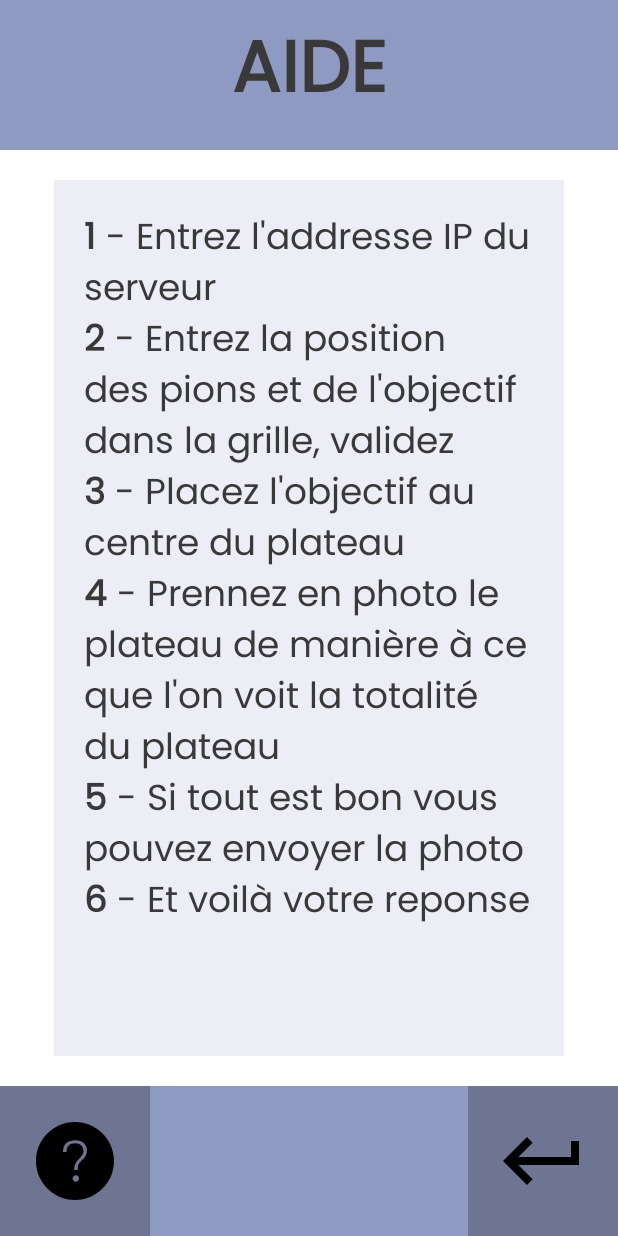
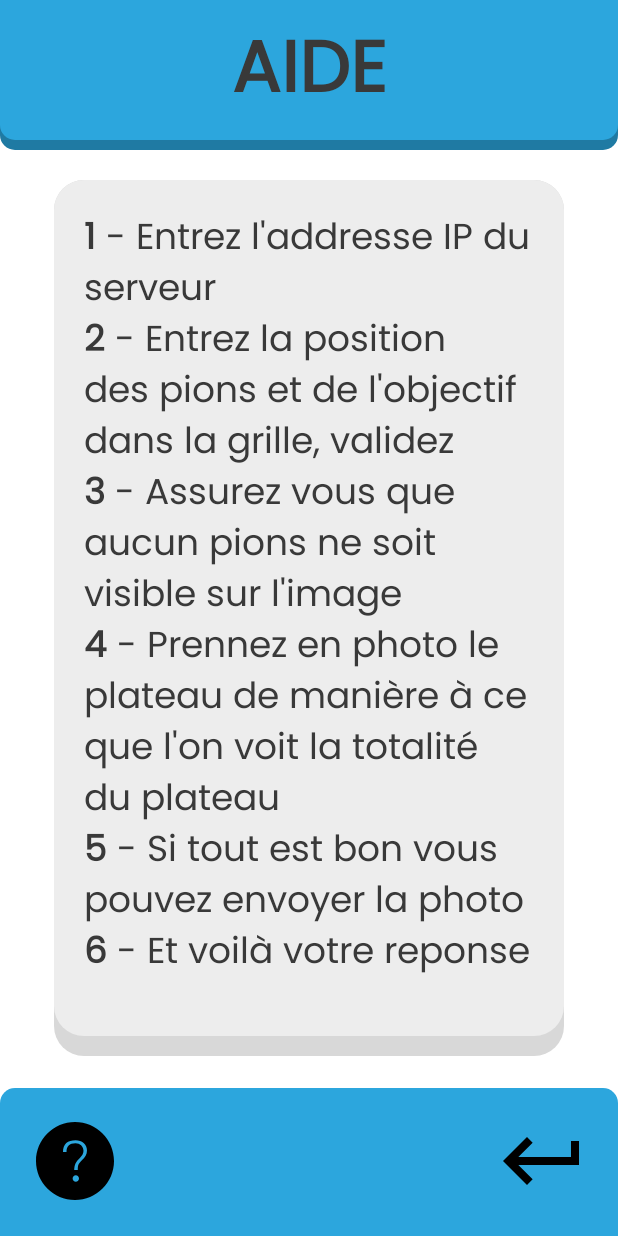
Before and after one commit to Cortard/RobotRicochetSolver, an Android app: the HelpActivity screen opened directly, with no data from a screen before it, on a phone screen of 412 x 824 dp. Run offline under Robolectric (Android 15) with nearby library versions, the phone set to English and light mode, and no system bars.

Commit message:
socket + interface

```diff
--- a/ApplicationMobile/appli/app/src/main/java/com/sae/myapplication/PictureAnswerActivity.java
+++ b/ApplicationMobile/appli/app/src/main/java/com/sae/myapplication/PictureAnswerActivity.java
@@ -27,7 +27,6 @@ public class PictureAnswerActivity extends AppCompatActivity {
         super.onCreate(savedInstanceState);
         setContentView(R.layout.activity_picture_answer);
 
-        imageView = findViewById(R.id.imageRep);
         ImageButton bHelp = findViewById(R.id.boutonHelp);
         ImageButton bReturn = findViewById(R.id.boutonReturn);
 
--- /dev/null
+++ b/ApplicationMobile/appli/app/src/main/res/drawable/footer.xml
@@ -0,0 +1,20 @@
+<?xml version="1.0" encoding="utf-8"?>
+<layer-list xmlns:android="http://schemas.android.com/apk/res/android">
+
+
+
+    <!-- White Top color -->
+    <item android:top="2px">
+
+        <shape  android:shape="rectangle">
+
+            <solid android:color="@color/blueFooter" />
+            <corners android:topLeftRadius="10dp" android:topRightRadius="10dp"/>
+
+
+        </shape>
+
+    </item>
+
+
+</layer-list>
--- /dev/null
+++ b/ApplicationMobile/appli/app/src/main/res/drawable/header.xml
@@ -0,0 +1,28 @@
+<?xml version="1.0" encoding="utf-8"?>
+<layer-list xmlns:android="http://schemas.android.com/apk/res/android">
+
+    <!-- Bottom 2dp Shadow -->
+    <item>
+        <shape  android:shape="rectangle">
+
+            <solid android:color="@color/blueFooterBoxPress" />
+            <corners android:bottomLeftRadius="10dp" android:bottomRightRadius="10dp"/>
+
+        </shape>
+    </item>
+
+    <!-- White Top color -->
+    <item android:bottom="10px">
+
+        <shape  android:shape="rectangle">
+
+            <solid android:color="@color/blueHeader" />
+            <corners android:bottomLeftRadius="10dp" android:bottomRightRadius="10dp"/>
+
+
+        </shape>
+
+    </item>
+
+
+</layer-list>
--- /dev/null
+++ b/ApplicationMobile/appli/app/src/main/res/drawable/round.xml
@@ -0,0 +1,28 @@
+<?xml version="1.0" encoding="utf-8"?>
+<layer-list xmlns:android="http://schemas.android.com/apk/res/android">
+
+    <!-- Bottom 2dp Shadow -->
+    <item>
+        <shape  android:shape="rectangle">
+
+            <solid android:color="#d8d8d8" />
+            <corners android:radius="20dp" />
+
+        </shape>
+    </item>
+
+    <!-- White Top color -->
+    <item android:bottom="20px">
+
+        <shape  android:shape="rectangle">
+
+            <solid android:color="@color/blueNorm" />
+            <corners android:radius="20dp" />
+
+
+        </shape>
+
+    </item>
+
+
+</layer-list>
--- a/ApplicationMobile/appli/app/src/main/res/layout/activity_help.xml
+++ b/ApplicationMobile/appli/app/src/main/res/layout/activity_help.xml
@@ -12,7 +12,7 @@
         android:id="@+id/header2"
         android:layout_width="0dp"
         android:layout_height="100dp"
-        android:background="@color/blueHeader"
+        android:src="@drawable/header"
         android:scaleType="centerCrop"
         app:layout_constraintBottom_toTopOf="@+id/footer"
         app:layout_constraintDimensionRatio="1:0"
@@ -27,7 +27,7 @@
         android:layout_width="0dp"
         android:layout_height="100dp"
         android:accessibilityHeading="false"
-        android:background="@color/blueFooter"
+        android:src="@drawable/footer"
         app:layout_constraintBottom_toBottomOf="parent"
         app:layout_constraintDimensionRatio="1:0"
         app:layout_constraintEnd_toEndOf="parent"
@@ -42,7 +42,7 @@
         style="@android:style/Widget.ImageButton"
         android:layout_width="0dp"
         android:layout_height="0dp"
-        android:background="@color/blueFooterBox"
+        android:background="#00FFFFFF"
         android:contentDescription="@string/boutonHelp"
         app:layout_constraintBottom_toBottomOf="parent"
         app:layout_constraintDimensionRatio="1:1"
@@ -58,8 +58,8 @@
         android:id="@+id/boutonReturn"
         android:layout_width="0dp"
         android:layout_height="0dp"
-        android:background="@color/blueFooterBox"
         android:contentDescription="@string/boutonExit"
+        android:background="#00FFFFFF"
         android:src="@drawable/_52473_return_icon"
         app:layout_constraintBottom_toBottomOf="parent"
         app:layout_constraintDimensionRatio="1:1"
@@ -98,7 +98,7 @@
         android:layout_marginTop="20dp"
         android:layout_marginRight="30dp"
         android:layout_marginBottom="20dp"
-        android:background="@color/blueNorm"
+        android:src="@drawable/round"
         app:layout_constraintBottom_toTopOf="@+id/footer"
         app:layout_constraintEnd_toEndOf="parent"
         app:layout_constraintStart_toStartOf="parent"
--- a/ApplicationMobile/appli/app/src/main/res/values/colors.xml
+++ b/ApplicationMobile/appli/app/src/main/res/values/colors.xml
@@ -2,11 +2,11 @@
 <resources>
     <color name="fontColor">#393939</color>
     <color name="fontColorWhite">#F2E7DC</color>
-    <color name="blueHeader">#8F9AC3</color>
-    <color name="blueNorm">#EDEDF5</color>
-    <color name="blueFooter">#8F9AC3</color>
-    <color name="blueFooterBox">#6D7593</color>
+    <color name="blueHeader">#2CA6DD</color>
+    <color name="blueNorm">#EDEDED</color>
+    <color name="blueFooter">#2CA6DD</color>
+    <color name="blueFooterBox">#1A93CA</color>
     <color name="bluebBg">#FFFFFF</color>
     <color name="blueBtn">#CACACA</color>
-    <color name="blueFooterBoxPress">#4F5775</color>
+    <color name="blueFooterBoxPress">#1F7AA3</color>
 </resources>
--- a/ApplicationMobile/appli/app/src/main/res/values/strings.xml
+++ b/ApplicationMobile/appli/app/src/main/res/values/strings.xml
@@ -14,14 +14,13 @@
     <string name="titrePhoto">Valider la photo</string>
     <string name="textPic"><b>1</b> - Placez l\'objectif au centre du plateau
                                 \n<b>2</b> - Prennez en photo le plateau de manière à ce que l\'on voit la totalité du plateau
-                                \n<b>3</b> - Assurez vous que touts les pions et l\'objectif soit visible sur l\'image
-                                \n<b>4</b> - N\'oubliez pas le pion de déstination au centre du plateau</string>
+                                \n<b>3</b> - Assurez vous que aucun pions ne soit visible sur l\'image</string>
 
     <!--Page Help-->
     <string name="titreHelp">Aide</string>
     <string name="textHelp"><b>1</b> - Entrez l\'addresse IP du serveur
                                 \n<b>2</b> - Entrez la position des pions et de l\'objectif dans la grille, validez
-                                \n<b>3</b> - Placez l\'objectif au centre du plateau
+                                \n<b>3</b> - Assurez vous que aucun pions ne soit visible sur l\'image
                                 \n<b>4</b> - Prennez en photo le plateau de manière à ce que l\'on voit la totalité du plateau
                                 \n<b>5</b> - Si tout est bon vous pouvez envoyer la photo
                                 \n<b>6</b> - Et voilà votre reponse</string>
```
Also changed, not shown: ApplicationMobile/appli/app/src/main/java/com/sae/myapplication/PictureVerifyActivity.java (+41 -20 lines), ApplicationMobile/appli/app/src/main/res/layout/activity_main.xml (+7 -7 lines), ApplicationMobile/appli/app/src/main/res/layout/activity_picture.xml (+5 -5 lines), ApplicationMobile/appli/app/src/main/res/layout/activity_picture_answer.xml (+5 -18 lines), ApplicationMobile/appli/app/src/main/res/layout/activity_picture_verify.xml (+5 -5 lines), ApplicationMobile/appli/app/src/main/res/layout/activity_robot_position.xml (+10 -10 lines).
